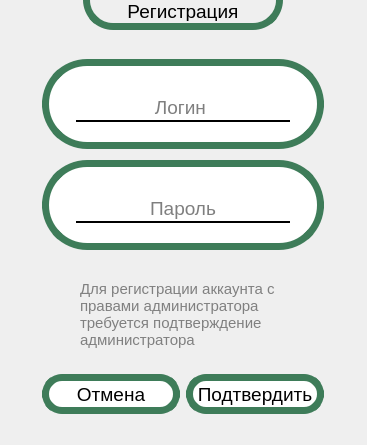
Above: regadminconfirm.ui from KedroPedro/collegeProject before the change. Below: the same form after it.
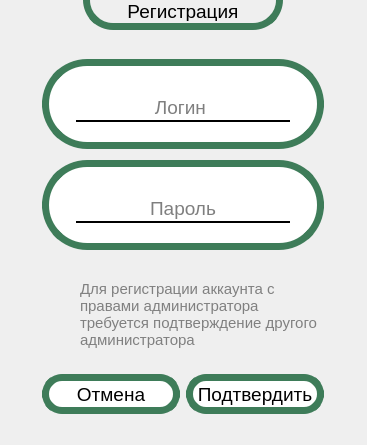
That is the form after the change.

Patch:
```diff
--- a/regadminconfirm.ui
+++ b/regadminconfirm.ui
@@ -302,7 +302,7 @@
             <string notr="true">color:gray;</string>
            </property>
            <property name="text">
-            <string>Для регистрации аккаунта с правами администратора требуется подтверждение администратора</string>
+            <string>Для регистрации аккаунта с правами администратора требуется подтверждение другого администратора</string>
            </property>
            <property name="textFormat">
             <enum>Qt::TextFormat::AutoText</enum>
```
Left out of the diff: 5 changed lines with no effect on the pictures.
